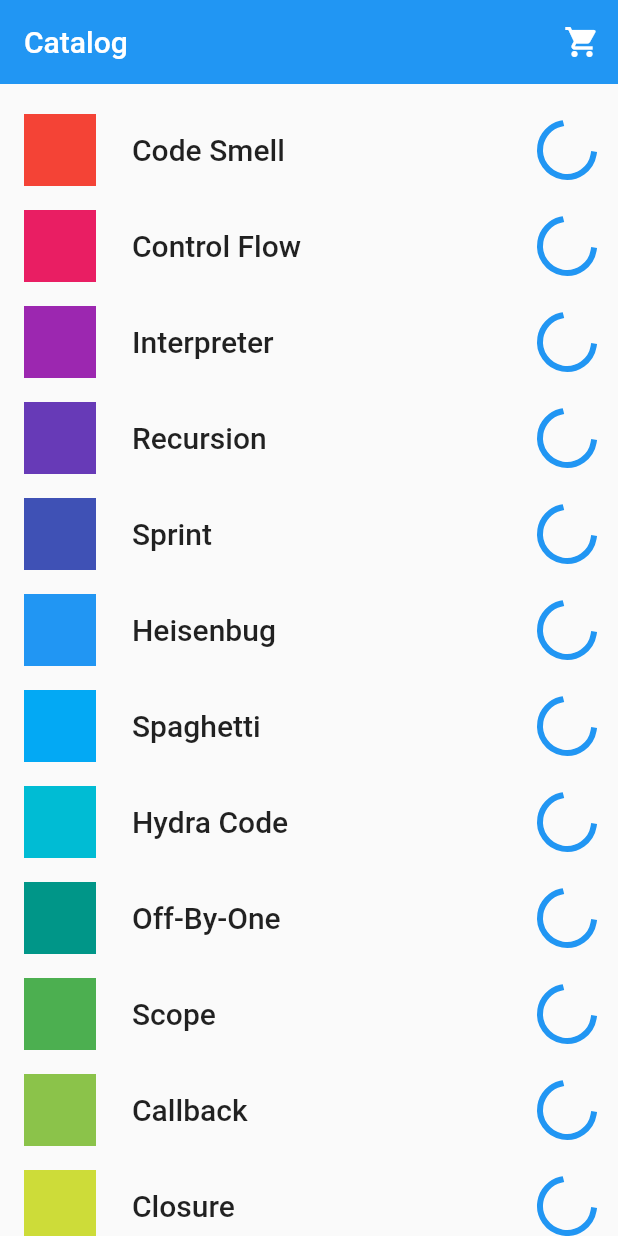
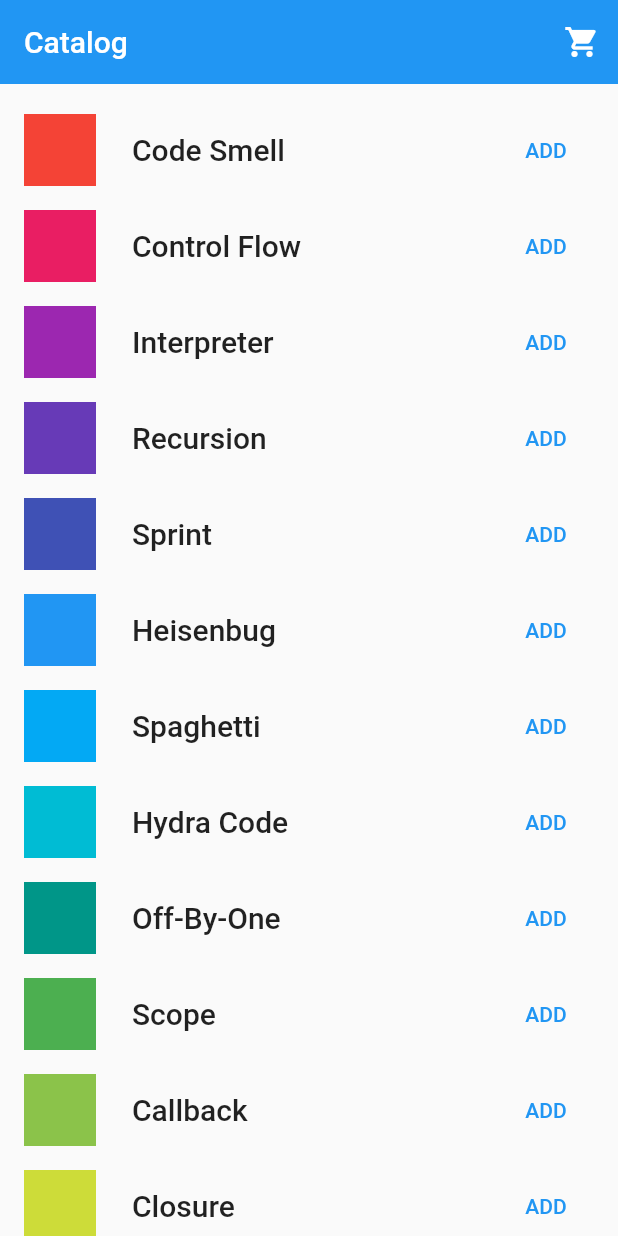
Before and after one commit to HVLoc/convert_bloc, a Flutter app: the screen it shows after launch, on a phone screen of 412 x 824 dp. Run offline on Flutter 3.47's test engine with Material 2 defaults, Android fonts, the phone set to English and light mode, and no system bars; our stand-ins replace bloc, equatable, flutter_bloc, get.

Commit message:
update convert getx

```diff
--- a/lib/app.dart
+++ b/lib/app.dart
@@ -1,10 +1,9 @@
+import 'package:bloc_shopper_cart/catalog/view/catalog_page_getx.dart';
 import 'package:flutter/material.dart';
-import 'package:flutter_bloc/flutter_bloc.dart';
+import 'package:get/get.dart';
 
-import 'cart/cart.dart';
-import 'catalog/catalog.dart';
+import 'cart/view/cart_page_getx.dart';
 import 'shopping_repository.dart';
-
 
 class App extends StatelessWidget {
   const App({super.key, required this.shoppingRepository});
@@ -13,27 +12,13 @@ class App extends StatelessWidget {
 
   @override
   Widget build(BuildContext context) {
-    return MultiBlocProvider(
-      providers: [
-        BlocProvider(
-          create: (_) => CatalogBloc(
-            shoppingRepository: shoppingRepository,
-          )..add(CatalogStarted()),
-        ),
-        BlocProvider(
-          create: (_) => CartBloc(
-            shoppingRepository: shoppingRepository,
-          )..add(CartStarted()),
-        )
-      ],
-      child: MaterialApp(
-        title: 'Flutter Bloc Shopping Cart',
-        initialRoute: '/',
-        routes: {
-          '/': (_) => const CatalogPage(),
-          '/cart': (_) => const CartPage(),
-        },
-      ),
+    return GetMaterialApp(
+      title: 'Flutter Bloc Shopping Cart',
+      initialRoute: '/',
+      routes: {
+        '/': (_) => CatalogPageGetx(),
+        '/cart': (_) => const CartPageGetx(),
+      },
     );
   }
 }
--- /dev/null
+++ b/lib/catalog/controller/catalog_controller.dart
@@ -0,0 +1,34 @@
+import 'package:bloc_shopper_cart/catalog/catalog.dart';
+import 'package:get/get.dart';
+
+const _catalog = [
+  'Code Smell',
+  'Control Flow',
+  'Interpreter',
+  'Recursion',
+  'Sprint',
+  'Heisenbug',
+  'Spaghetti',
+  'Hydra Code',
+  'Off-By-One',
+  'Scope',
+  'Callback',
+  'Closure',
+  'Automata',
+  'Bit Shift',
+  'Currying',
+];
+
+class CatalogController extends GetxController {
+  final Rx<Catalog> catalog = const Catalog(itemNames: []).obs;
+  RxBool isLoading = false.obs;
+  @override
+  Future<void> onInit() async {
+    isLoading.value = true;
+
+    await 800.milliseconds.delay();
+    catalog.value = const Catalog(itemNames: _catalog);
+    isLoading.value = false;
+    super.onInit();
+  }
+}
--- a/lib/catalog/view/catalog_page.dart
+++ b/lib/catalog/view/catalog_page.dart
@@ -1,117 +1,117 @@
-import 'package:flutter/material.dart';
-import 'package:flutter_bloc/flutter_bloc.dart';
-import 'package:bloc_shopper_cart/cart/cart.dart';
-import 'package:bloc_shopper_cart/catalog/catalog.dart';
+// import 'package:flutter/material.dart';
+// import 'package:flutter_bloc/flutter_bloc.dart';
+// import 'package:bloc_shopper_cart/cart/cart.dart';
+// import 'package:bloc_shopper_cart/catalog/catalog.dart';
 
-class CatalogPage extends StatelessWidget {
-  const CatalogPage({super.key});
+// class CatalogPage extends StatelessWidget {
+//   const CatalogPage({super.key});
 
-  @override
-  Widget build(BuildContext context) {
-    return Scaffold(
-      body: CustomScrollView(
-        slivers: [
-          const CatalogAppBar(),
-          const SliverToBoxAdapter(child: SizedBox(height: 12)),
-          BlocBuilder<CatalogBloc, CatalogState>(
-            builder: (context, state) {
-              if (state is CatalogLoading) {
-                return const SliverFillRemaining(
-                  child: Center(child: CircularProgressIndicator()),
-                );
-              }
-              if (state is CatalogLoaded) {
-                return SliverList(
-                  delegate: SliverChildBuilderDelegate(
-                    (context, index) => CatalogListItem(
-                      state.catalog.getByPosition(index),
-                    ),
-                    childCount: state.catalog.itemNames.length,
-                  ),
-                );
-              }
-              return const SliverFillRemaining(
-                child: Text('Something went wrong!'),
-              );
-            },
-          ),
-        ],
-      ),
-    );
-  }
-}
+//   @override
+//   Widget build(BuildContext context) {
+//     return Scaffold(
+//       body: CustomScrollView(
+//         slivers: [
+//           const CatalogAppBar(),
+//           const SliverToBoxAdapter(child: SizedBox(height: 12)),
+//           BlocBuilder<CatalogBloc, CatalogState>(
+//             builder: (context, state) {
+//               if (state is CatalogLoading) {
+//                 return const SliverFillRemaining(
+//                   child: Center(child: CircularProgressIndicator()),
+//                 );
+//               }
+//               if (state is CatalogLoaded) {
+//                 return SliverList(
+//                   delegate: SliverChildBuilderDelegate(
+//                     (context, index) => CatalogListItem(
+//                       state.catalog.getByPosition(index),
+//                     ),
+//                     childCount: state.catalog.itemNames.length,
+//                   ),
+//                 );
+//               }
+//               return const SliverFillRemaining(
+//                 child: Text('Something went wrong!'),
+//               );
+//             },
+//           ),
+//         ],
+//       ),
+//     );
+//   }
+// }
 
-class AddButton extends StatelessWidget {
-  const AddButton({super.key, required this.item});
+// class AddButton extends StatelessWidget {
+//   const AddButton({super.key, required this.item});
 
-  final Item item;
+//   final Item item;
 
-  @override
-  Widget build(BuildContext context) {
-    final theme = Theme.of(context);
-    return BlocBuilder<CartBloc, CartState>(
-      builder: (context, state) {
-        if (state is CartLoading) {
-          return const CircularProgressIndicator();
-        }
-        if (state is CartLoaded) {
-          final isInCart = state.cart.items.contains(item);
-          return TextButton(
-            style: TextButton.styleFrom(onSurface: theme.primaryColor),
-            onPressed: isInCart
-                ? null
-                : () => context.read<CartBloc>().add(CartItemAdded(item)),
-            child: isInCart
-                ? const Icon(Icons.check, semanticLabel: 'ADDED')
-                : const Text('ADD'),
-          );
-        }
-        return const Text('Something went wrong!');
-      },
-    );
-  }
-}
+//   @override
+//   Widget build(BuildContext context) {
+//     final theme = Theme.of(context);
+//     return BlocBuilder<CartBloc, CartState>(
+//       builder: (context, state) {
+//         if (state is CartLoading) {
+//           return const CircularProgressIndicator();
+//         }
+//         if (state is CartLoaded) {
+//           final isInCart = state.cart.items.contains(item);
+//           return TextButton(
+//             style: TextButton.styleFrom(onSurface: theme.primaryColor),
+//             onPressed: isInCart
+//                 ? null
+//                 : () => context.read<CartBloc>().add(CartItemAdded(item)),
+//             child: isInCart
+//                 ? const Icon(Icons.check, semanticLabel: 'ADDED')
+//                 : const Text('ADD'),
+//           );
+//         }
+//         return const Text('Something went wrong!');
+//       },
+//     );
+//   }
+// }
 
-class CatalogAppBar extends StatelessWidget {
-  const CatalogAppBar({super.key});
+// class CatalogAppBar extends StatelessWidget {
+//   const CatalogAppBar({super.key});
 
-  @override
-  Widget build(BuildContext context) {
-    return SliverAppBar(
-      title: const Text('Catalog'),
-      floating: true,
-      actions: [
-        IconButton(
-          icon: const Icon(Icons.shopping_cart),
-          onPressed: () => Navigator.of(context).pushNamed('/cart'),
-        ),
-      ],
-    );
-  }
-}
+//   @override
+//   Widget build(BuildContext context) {
+//     return SliverAppBar(
+//       title: const Text('Catalog'),
+//       floating: true,
+//       actions: [
+//         IconButton(
+//           icon: const Icon(Icons.shopping_cart),
+//           onPressed: () => Navigator.of(context).pushNamed('/cart'),
+//         ),
+//       ],
+//     );
+//   }
+// }
 
-class CatalogListItem extends StatelessWidget {
-  const CatalogListItem(this.item, {super.key});
+// class CatalogListItem extends StatelessWidget {
+//   const CatalogListItem(this.item, {super.key});
 
-  final Item item;
+//   final Item item;
 
-  @override
-  Widget build(BuildContext context) {
-    final textTheme = Theme.of(context).textTheme.headline6;
-    return Padding(
-      padding: const EdgeInsets.symmetric(horizontal: 16, vertical: 8),
-      child: LimitedBox(
-        maxHeight: 48,
-        child: Row(
-          children: [
-            AspectRatio(aspectRatio: 1, child: ColoredBox(color: item.color)),
-            const SizedBox(width: 24),
-            Expanded(child: Text(item.name, style: textTheme)),
-            const SizedBox(width: 24),
-            AddButton(item: item),
-          ],
-        ),
-      ),
-    );
-  }
-}
+//   @override
+//   Widget build(BuildContext context) {
+//     final textTheme = Theme.of(context).textTheme.headline6;
+//     return Padding(
+//       padding: const EdgeInsets.symmetric(horizontal: 16, vertical: 8),
+//       child: LimitedBox(
+//         maxHeight: 48,
+//         child: Row(
+//           children: [
+//             AspectRatio(aspectRatio: 1, child: ColoredBox(color: item.color)),
+//             const SizedBox(width: 24),
+//             Expanded(child: Text(item.name, style: textTheme)),
+//             const SizedBox(width: 24),
+//             AddButton(item: item),
+//           ],
+//         ),
+//       ),
+//     );
+//   }
+// }
--- /dev/null
+++ b/lib/catalog/view/catalog_page_getx.dart
@@ -0,0 +1,104 @@
+import 'package:bloc_shopper_cart/catalog/catalog.dart';
+import 'package:flutter/material.dart';
+import 'package:get/get.dart';
+
+import '../../cart/controller/cart_controller.dart';
+import '../controller/catalog_controller.dart';
+
+class CatalogPageGetx extends StatelessWidget {
+  CatalogPageGetx({super.key});
+
+  final CatalogController catalogController = Get.put(CatalogController());
+
+  @override
+  Widget build(BuildContext context) {
+    return Scaffold(
+      body: CustomScrollView(
+        slivers: [
+          const CatalogAppBar(),
+          const SliverToBoxAdapter(child: SizedBox(height: 12)),
+          Obx(() => catalogController.isLoading.value
+              ? const SliverFillRemaining(
+                  child: Center(child: CircularProgressIndicator()),
+                )
+              : SliverList(
+                  delegate: SliverChildBuilderDelegate(
+                    (context, index) => CatalogListItem(
+                      catalogController.catalog.value.getByPosition(index),
+                    ),
+                    childCount:
+                        catalogController.catalog.value.itemNames.length,
+                  ),
+                )),
+        ],
+      ),
+    );
+  }
+}
+
+class AddButton extends StatelessWidget {
+  AddButton({super.key, required this.item});
+
+  final Item item;
+  final CartController cartController = Get.put(CartController());
+  @override
+  Widget build(BuildContext context) {
+    final theme = Theme.of(context);
+    return Obx(() => cartController.isLoading.value
+        ? const CircularProgressIndicator()
+        : TextButton(
+            style: TextButton.styleFrom(
+                disabledForegroundColor: theme.primaryColor.withOpacity(0.38)),
+            onPressed: cartController.items.contains(item)
+                ? null
+                : () => cartController.onItemAdded(item),
+            child: cartController.items.contains(item)
+                ? const Icon(Icons.check, semanticLabel: 'ADDED')
+                : const Text('ADD'),
+          ));
+  }
+}
+
+class CatalogAppBar extends StatelessWidget {
+  const CatalogAppBar({super.key});
+
+  @override
+  Widget build(BuildContext context) {
+    return SliverAppBar(
+      title: const Text('Catalog'),
+      floating: true,
+      actions: [
+        IconButton(
+          icon: const Icon(Icons.shopping_cart),
+          onPressed: () => Navigator.of(context).pushNamed('/cart'),
+        ),
+      ],
+    );
+  }
+}
+
+class CatalogListItem extends StatelessWidget {
+  const CatalogListItem(this.item, {super.key});
+
+  final Item item;
+
+  @override
+  Widget build(BuildContext context) {
+    final textTheme = Theme.of(context).textTheme.headline6;
+    return Padding(
+      padding: const EdgeInsets.symmetric(horizontal: 16, vertical: 8),
+      child: LimitedBox(
+        maxHeight: 48,
+        child: Row(
+          children: [
+            AspectRatio(aspectRatio: 1, child: ColoredBox(color: item.color)),
+            const SizedBox(width: 24),
+            Expanded(child: Text(item.name, style: textTheme)),
+            const SizedBox(width: 24),
+            AddButton(item: item),
+          ],
+        ),
+      ),
+    );
+  }
+}
--- a/lib/main.dart
+++ b/lib/main.dart
@@ -1,12 +1,9 @@
-import 'package:bloc_shopper_cart/simple_bloc_observer.dart';
 import 'package:flutter/widgets.dart';
-import 'package:flutter_bloc/flutter_bloc.dart';
 
 import 'app.dart';
 import 'shopping_repository.dart';
 
-
 void main() {
-  Bloc.observer = SimpleBlocObserver();
+  // Bloc.observer = SimpleBlocObserver();
   runApp(App(shoppingRepository: ShoppingRepository()));
 }
--- a/pubspec.yaml
+++ b/pubspec.yaml
@@ -32,6 +32,7 @@ dependencies:
   flutter:
     sdk: flutter
   flutter_bloc: ^8.1.1
+  get: ^4.6.5
 
 dev_dependencies:
   flutter_lints: ^1.0.0
```
Also changed, not shown: lib/cart/controller/cart_controller.dart (added, +37 -0 lines), lib/cart/view/cart_page_getx.dart (added, +98 -0 lines), lib/simple_bloc_observer.dart (+19 -19 lines), pubspec.lock, 2 other files.
